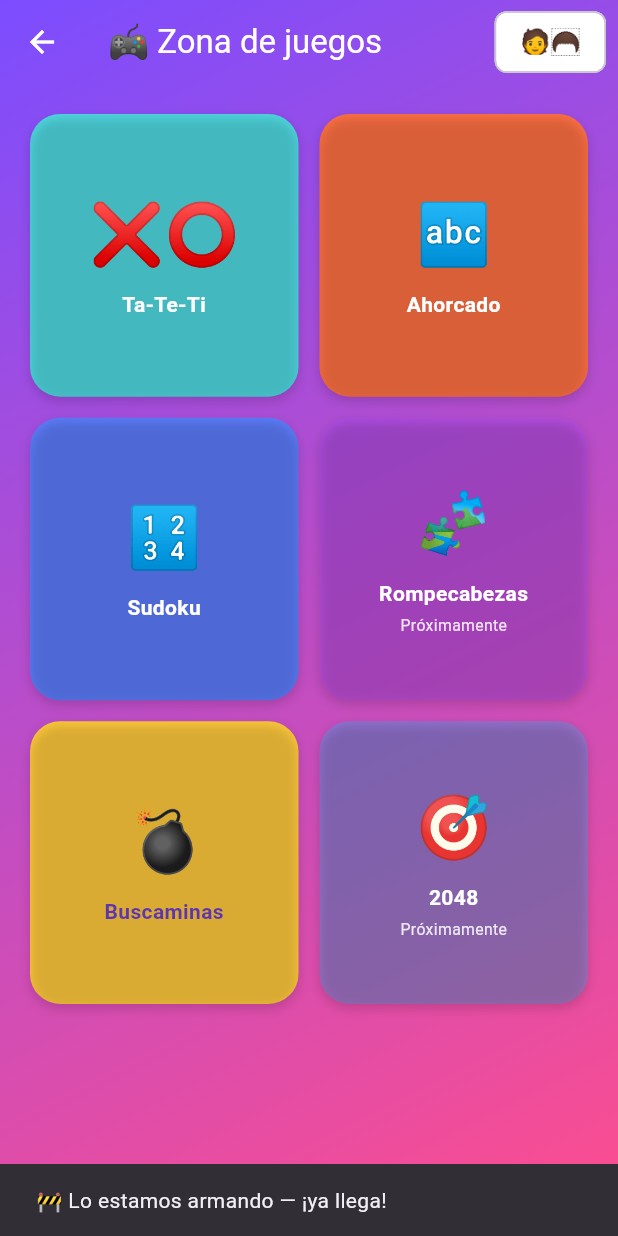
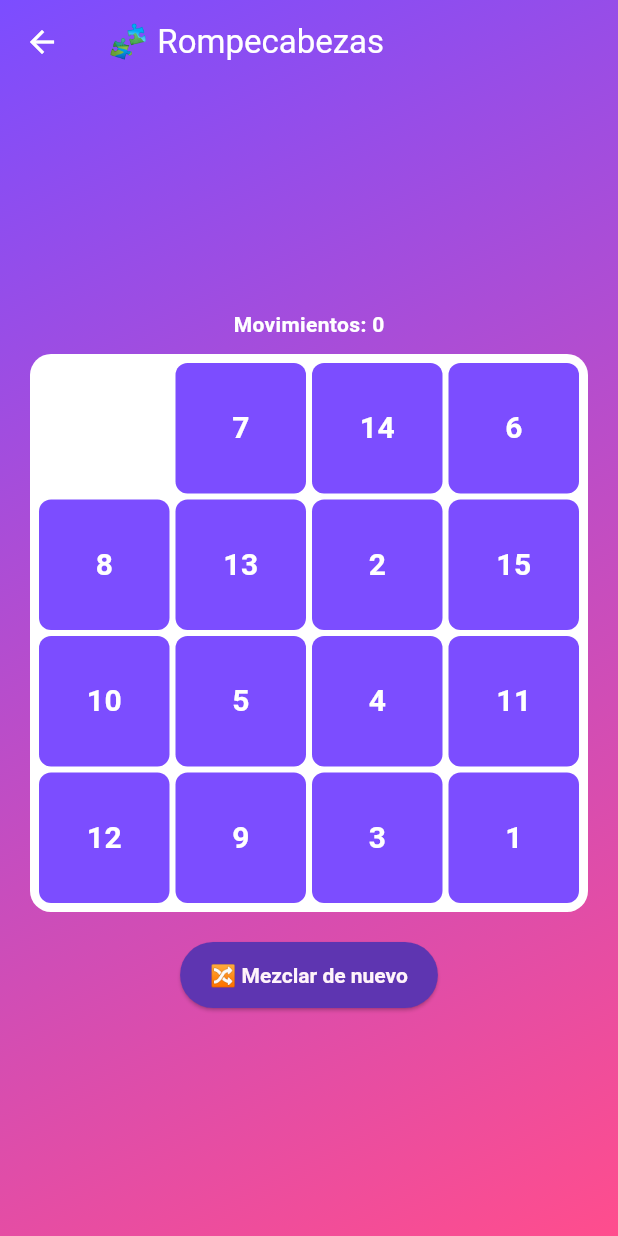
Before and after one commit to solucioneselectromedicassj-ai/La-oca-, a Flutter app: the JuegosHubScreen screen opened directly with empty values, after a tap on "Rompecabezas", on a phone screen of 412 x 824 dp. Run offline on Flutter 3.47's test engine with Material 3 defaults, Android fonts, the phone set to English and light mode, and no system bars; our stand-ins replace audioplayers, share_plus, shared_preferences, supabase_flutter; missing offline and left inert: onesignal_flutter, realtime_client; accounts and stored records are empty; Roboto replaces fonts that are missing (Georgia).

Commit message:
Sumar Rompecabezas deslizante a la Zona de juegos
El clásico juego de fichas numeradas con un espacio vacío: tocás una
ficha pegada al hueco para moverla. El tamaño escala según el nivel
(3x3 para menores, 4x4 clásico para adolescentes, 5x5 para adultos),
y el mezclado siempre parte del tablero resuelto haciendo movimientos
válidos al azar, así que el rompecabezas es siempre resoluble.

```diff
--- a/ocaland_flutter/lib/screens/juegos_hub_screen.dart
+++ b/ocaland_flutter/lib/screens/juegos_hub_screen.dart
@@ -4,6 +4,7 @@ import '../theme/app_colors.dart';
 import 'ahorcado_screen.dart';
 import 'buscaminas_screen.dart';
 import 'nivel_juegos_screen.dart';
+import 'rompecabezas_screen.dart';
 import 'sudoku_screen.dart';
 import 'tateti_screen.dart';
 
@@ -69,7 +70,7 @@ class _JuegosHubScreenState extends State<JuegosHubScreen> {
       _JuegoInfo('❌⭕', 'Ta-Te-Ti', AppColors.turquoise, builder: (_) => TatetiScreen(usuarioId: widget.usuarioId)),
       _JuegoInfo('🔤', 'Ahorcado', AppColors.coral, builder: (_) => AhorcadoScreen(usuarioId: widget.usuarioId, nivel: _nivel)),
       _JuegoInfo('🔢', 'Sudoku', AppColors.indigo, builder: (_) => SudokuScreen(usuarioId: widget.usuarioId, nivel: _nivel)),
-      _JuegoInfo('🧩', 'Rompecabezas', AppColors.magenta),
+      _JuegoInfo('🧩', 'Rompecabezas', AppColors.magenta, builder: (_) => RompecabezasScreen(usuarioId: widget.usuarioId, nivel: _nivel)),
       _JuegoInfo('💣', 'Buscaminas', AppColors.gold, textoOscuro: true, builder: (_) => BuscaminasScreen(usuarioId: widget.usuarioId, nivel: _nivel)),
       _JuegoInfo('🎯', '2048', AppColors.sky),
     ];
--- /dev/null
+++ b/ocaland_flutter/lib/screens/rompecabezas_screen.dart
@@ -0,0 +1,167 @@
+import 'dart:math';
+import 'package:flutter/material.dart';
+import '../services/mascota_service.dart';
+import '../theme/app_colors.dart';
+
+/// Tamaño de grilla por franja de edad — 8-puzzle (3x3) para menores,
+/// el clásico 15-puzzle (4x4) para adolescentes, y una vuelta más
+/// grande (5x5) para adultos.
+const _tamanoPorNivel = <String, int>{
+  'menor': 3,
+  'adolescente': 4,
+  'adulto': 5,
+};
+
+/// Rompecabezas deslizante clásico: tocá una ficha pegada al espacio
+/// vacío para moverla ahí. El mezclado parte siempre del estado
+/// resuelto y hace muchos movimientos válidos al azar, así que el
+/// tablero es siempre resoluble (sin tener que calcular paridad).
+class RompecabezasScreen extends StatefulWidget {
+  final String usuarioId;
+  final String nivel;
+  const RompecabezasScreen({super.key, required this.usuarioId, required this.nivel});
+
+  @override
+  State<RompecabezasScreen> createState() => _RompecabezasScreenState();
+}
+
+class _RompecabezasScreenState extends State<RompecabezasScreen> {
+  late final int _n = _tamanoPorNivel[widget.nivel] ?? 4;
+  late List<int> _fichas; // 0 = espacio vacío, fila por fila
+  int _movimientos = 0;
+  bool _premiado = false;
+
+  List<int> get _resuelto => [for (var i = 1; i < _n * _n; i++) i, 0];
+
+  @override
+  void initState() {
+    super.initState();
+    _mezclar();
+  }
+
+  void _mezclar() {
+    _fichas = List<int>.from(_resuelto);
+    final rnd = Random();
+    var vacio = _fichas.indexOf(0);
+    var anterior = -1;
+    final pasos = _n * _n * 25;
+    for (var i = 0; i < pasos; i++) {
+      final vecinos = _vecinos(vacio).where((v) => v != anterior).toList();
+      final destino = vecinos[rnd.nextInt(vecinos.length)];
+      _fichas[vacio] = _fichas[destino];
+      _fichas[destino] = 0;
+      anterior = vacio;
+      vacio = destino;
+    }
+    _movimientos = 0;
+    _premiado = false;
+    setState(() {});
+  }
+
+  List<int> _vecinos(int i) {
+    final r = i ~/ _n, c = i % _n;
+    final res = <int>[];
+    if (r > 0) res.add(i - _n);
+    if (r < _n - 1) res.add(i + _n);
+    if (c > 0) res.add(i - 1);
+    if (c < _n - 1) res.add(i + 1);
+    return res;
+  }
+
+  bool get _gano => const ListEquality().equals(_fichas, _resuelto);
+
+  void _tocar(int i) {
+    if (_gano || _fichas[i] == 0) return;
+    final vacio = _fichas.indexOf(0);
+    if (!_vecinos(i).contains(vacio)) return;
+    setState(() {
+      _fichas[vacio] = _fichas[i];
+      _fichas[i] = 0;
+      _movimientos++;
+    });
+    if (_gano) _premiar();
+  }
+
+  Future<void> _premiar() async {
+    if (_premiado) return;
+    _premiado = true;
+    await MascotaService.registrarJuego(usuarioId: widget.usuarioId, suba: 20);
+  }
+
+  @override
+  Widget build(BuildContext context) {
+    return Scaffold(
+      backgroundColor: Colors.transparent,
+      extendBodyBehindAppBar: true,
+      appBar: AppBar(backgroundColor: Colors.transparent, elevation: 0, foregroundColor: Colors.white, title: const Text('🧩 Rompecabezas')),
+      body: Container(
+        decoration: const BoxDecoration(
+          gradient: LinearGradient(begin: Alignment.topLeft, end: Alignment.bottomRight, colors: AppColors.heroGradient),
+        ),
+        child: SafeArea(
+          child: Center(
+            child: ConstrainedBox(
+              constraints: const BoxConstraints(maxWidth: 420),
+              child: SingleChildScrollView(
+                padding: const EdgeInsets.all(20),
+                child: Column(
+                  children: [
+                    Text('Movimientos: $_movimientos', style: const TextStyle(color: Colors.white, fontWeight: FontWeight.w600)),
+                    const SizedBox(height: 10),
+                    if (_gano)
+                      const Padding(
+                        padding: EdgeInsets.only(bottom: 8),
+                        child: Text('🎉 ¡Lo armaste!', style: TextStyle(fontSize: 18, color: Colors.white, fontWeight: FontWeight.bold)),
+                      ),
+                    AspectRatio(
+                      aspectRatio: 1,
+                      child: Container(
+                        padding: const EdgeInsets.all(6),
+                        decoration: BoxDecoration(color: Colors.white, borderRadius: BorderRadius.circular(14)),
+                        child: GridView.count(
+                          crossAxisCount: _n,
+                          physics: const NeverScrollableScrollPhysics(),
+                          mainAxisSpacing: 4,
+                          crossAxisSpacing: 4,
+                          children: [for (var i = 0; i < _n * _n; i++) _ficha(i)],
+                        ),
+                      ),
+                    ),
+                    const SizedBox(height: 18),
+                    ElevatedButton(onPressed: _mezclar, child: Text(_gano ? '🔁 Jugar de nuevo' : '🔀 Mezclar de nuevo')),
+                  ],
+                ),
+              ),
+            ),
+          ),
+        ),
+      ),
+    );
+  }
+
+  Widget _ficha(int i) {
+    final v = _fichas[i];
+    if (v == 0) return const SizedBox.shrink();
+    return GestureDetector(
+      onTap: () => _tocar(i),
+      child: Container(
+        decoration: BoxDecoration(color: AppColors.violet, borderRadius: BorderRadius.circular(8)),
+        alignment: Alignment.center,
+        child: Text('$v', style: const TextStyle(color: Colors.white, fontWeight: FontWeight.bold, fontSize: 20)),
+      ),
+    );
+  }
+}
+
+/// Comparación simple de listas por valor — evita sumar el paquete
+/// `collection` solo para esto.
+class ListEquality {
+  const ListEquality();
+  bool equals(List<int> a, List<int> b) {
+    if (a.length != b.length) return false;
+    for (var i = 0; i < a.length; i++) {
+      if (a[i] != b[i]) return false;
+    }
+    return true;
+  }
+}
```
